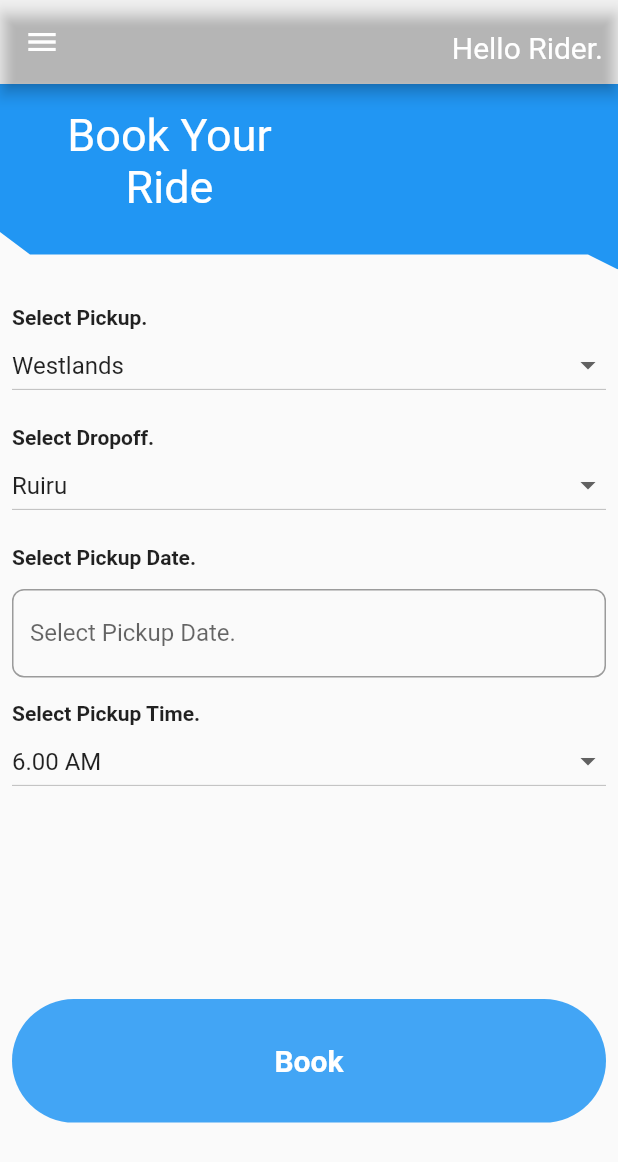
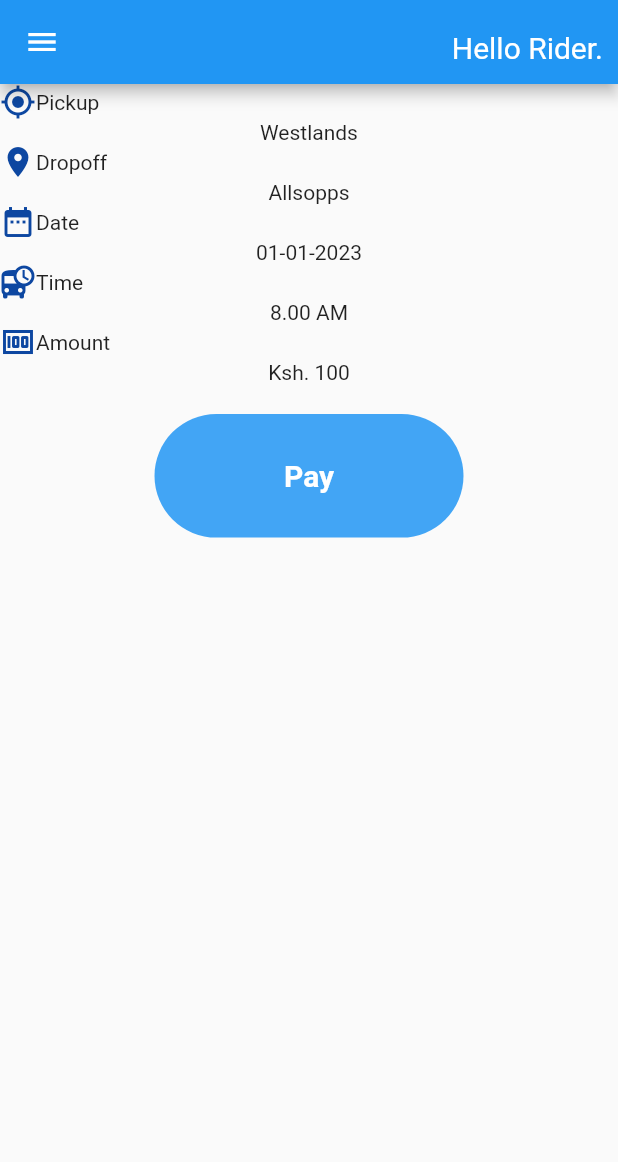
Before and after one commit to walteronoh/zuri_booking, a Flutter app: the NavBar screen opened directly, after a tap on "Book", on a phone screen of 412 x 824 dp. Shown: the top 1162 px of the screen. Run offline on Flutter 3.47's test engine with Material 2 defaults, Android fonts, the phone set to English and light mode, and no system bars; our stand-ins replace google_fonts.

Commit message:
feat: add Booking, Profile and MyRides pages

```diff
--- a/lib/src/navbar/NavBar.dart
+++ b/lib/src/navbar/NavBar.dart
@@ -1,5 +1,8 @@
 import 'package:flutter/material.dart';
 import 'package:zuri_booking/src/auth/SignIn.dart';
+import 'package:zuri_booking/src/pages/Dashboard.dart';
+import 'package:zuri_booking/src/pages/MyRides.dart';
+import 'package:zuri_booking/src/pages/Profile.dart';
 
 class NavBar extends StatefulWidget {
   final Widget widget;
@@ -19,7 +22,7 @@ class _NavBarState extends State<NavBar> {
   Widget build(BuildContext context) {
     return Scaffold(
       appBar: AppBar(
-        backgroundColor: Colors.transparent,
+        // backgroundColor: Colors.transparent,
         actions: const [
           Padding(
             padding: EdgeInsets.only(top: 20, right: 10),
@@ -45,17 +48,33 @@ class _NavBarState extends State<NavBar> {
             ),
             ListTile(
               leading: Icon(
+                Icons.home,
+                color: Colors.blue.shade900,
+                size: 30,
+              ),
+              title: const Text("Home"),
+              onTap: () => {
+                Navigator.push(
+                    context,
+                    MaterialPageRoute(
+                        builder: ((context) =>
+                            const NavBar(widget: Dashboard()))))
+              },
+            ),
+            const Divider(),
+            ListTile(
+              leading: Icon(
                 Icons.directions_bus,
                 color: Colors.blue.shade900,
                 size: 30,
               ),
               title: const Text("My Rides"),
               onTap: () => {
-                // Navigator.push(
-                //     context,
-                //     MaterialPageRoute(
-                //         builder: ((context) =>
-                //             const NavBar(widget: Dashboard()))))
+                Navigator.push(
+                    context,
+                    MaterialPageRoute(
+                        builder: ((context) =>
+                            const NavBar(widget: MyRides()))))
               },
             ),
             const Divider(),
@@ -67,11 +86,11 @@ class _NavBarState extends State<NavBar> {
               ),
               title: const Text("Profile"),
               onTap: () => {
-                // Navigator.push(
-                //     context,
-                //     MaterialPageRoute(
-                //         builder: ((context) =>
-                //             const NavBar(widget: Contractors()))))
+                Navigator.push(
+                    context,
+                    MaterialPageRoute(
+                        builder: ((context) =>
+                            const NavBar(widget: Profile()))))
               },
             ),
             const Divider(),
--- /dev/null
+++ b/lib/src/pages/Booking.dart
@@ -0,0 +1,110 @@
+import 'package:flutter/material.dart';
+
+class Booking extends StatefulWidget {
+  const Booking({Key? key}) : super(key: key);
+
+  @override
+  _BookingState createState() => _BookingState();
+}
+
+class _BookingState extends State<Booking> {
+  @override
+  Widget build(BuildContext context) {
+    return Material(
+      child: SafeArea(
+        child: SizedBox(
+          height: MediaQuery.of(context).size.height,
+          width: MediaQuery.of(context).size.width,
+          child: _bookingContent(),
+        ),
+      ),
+    );
+  }
+
+  Widget _bookingContent() {
+    return Column(
+      children: [
+        Row(children: [
+          Icon(
+            Icons.my_location,
+            color: Colors.blue.shade900,
+          ),
+          const Text("Pickup")
+        ]),
+        const Text("Westlands"),
+        Row(children: [
+          Icon(
+            Icons.place,
+            color: Colors.blue.shade900,
+          ),
+          const Text("Dropoff")
+        ]),
+        const Text("Allsopps"),
+        Row(children: [
+          Icon(
+            Icons.date_range,
+            color: Colors.blue.shade900,
+          ),
+          const Text("Date")
+        ]),
+        const Text("01-01-2023"),
+        Row(children: [
+          Icon(
+            Icons.departure_board,
+            color: Colors.blue.shade900,
+          ),
+          const Text("Time")
+        ]),
+        const Text("8.00 AM"),
+        Row(children: [
+          Icon(
+            Icons.money,
+            color: Colors.blue.shade900,
+          ),
+          const Text("Amount")
+        ]),
+        const Text("Ksh. 100"),
+        const SizedBox(
+          height: 20,
+        ),
+        Container(
+          width: MediaQuery.of(context).size.width * 0.5,
+          height: MediaQuery.of(context).size.height * 0.1,
+          decoration: BoxDecoration(
+              borderRadius: BorderRadius.circular(50),
+              color: Colors.blue.shade400),
+          child: TextButton(
+            onPressed: () {
+              _payPrompt();
+            },
+            style: ButtonStyle(
+                foregroundColor: MaterialStateProperty.all(Colors.white)),
+            child: const Text(
+              "Pay",
+              style: TextStyle(fontSize: 20.0, fontWeight: FontWeight.bold),
+            ),
+          ),
+        )
+      ],
+    );
+  }
+
+  Future<void> _payPrompt() async {
+    return showDialog<void>(
+      context: context,
+      builder: (BuildContext context) {
+        return AlertDialog(
+          title: const Text('Booking Payment.'),
+          content: SingleChildScrollView(
+            child: Column(
+              children: const <Widget>[
+                Text(
+                    'Payment In Progress. You Will Receive A Message On Successful Booking.'),
+              ],
+            ),
+          ),
+        );
+      },
+    );
+  }
+}
--- a/lib/src/pages/Dashboard.dart
+++ b/lib/src/pages/Dashboard.dart
@@ -2,6 +2,8 @@ import 'package:flutter/material.dart';
 import 'package:flutter/services.dart';
 import 'package:google_fonts/google_fonts.dart';
 import 'package:intl/intl.dart';
+import 'package:zuri_booking/src/navbar/NavBar.dart';
+import 'package:zuri_booking/src/pages/Booking.dart';
 import 'package:zuri_booking/src/utils/BackgroundWaveClipper.dart';
 
 class Dashboard extends StatefulWidget {
@@ -68,7 +70,7 @@ class _DashboardState extends State<Dashboard> {
 
   Widget _topContent() {
     return ClipPath(
-      clipper: BackgroundWaveClipper(),
+        clipper: BackgroundWaveClipper(),
         child: Container(
             height: MediaQuery.of(context).size.height * 0.15, // 0.25
             width: MediaQuery.of(context).size.width,
@@ -237,7 +239,13 @@ class _DashboardState extends State<Dashboard> {
                           borderRadius: BorderRadius.circular(50),
                           color: Colors.blue.shade400),
                       child: TextButton(
-                        onPressed: () async {},
+                        onPressed: () {
+                          Navigator.push(
+                              context,
+                              MaterialPageRoute(
+                                  builder: ((context) =>
+                                      const NavBar(widget: Booking()))));
+                        },
                         style: ButtonStyle(
                             foregroundColor:
                                 MaterialStateProperty.all(Colors.white)),
```
Also changed, not shown: lib/src/pages/MyRides.dart (added, +75 -0 lines), lib/src/pages/Profile.dart (added, +23 -0 lines).
